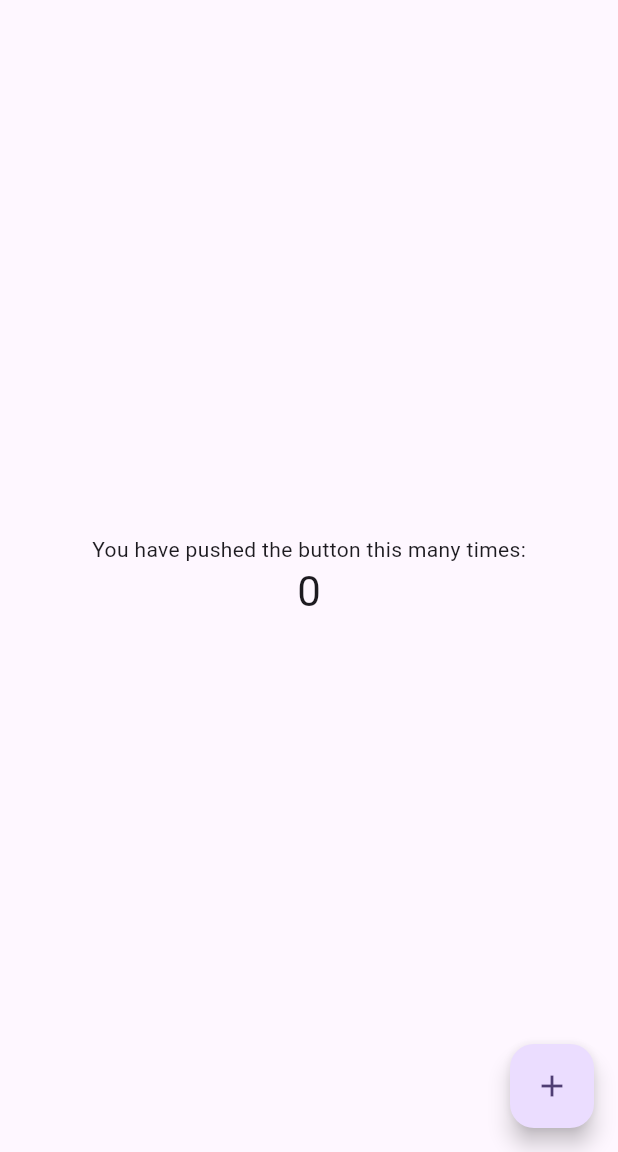
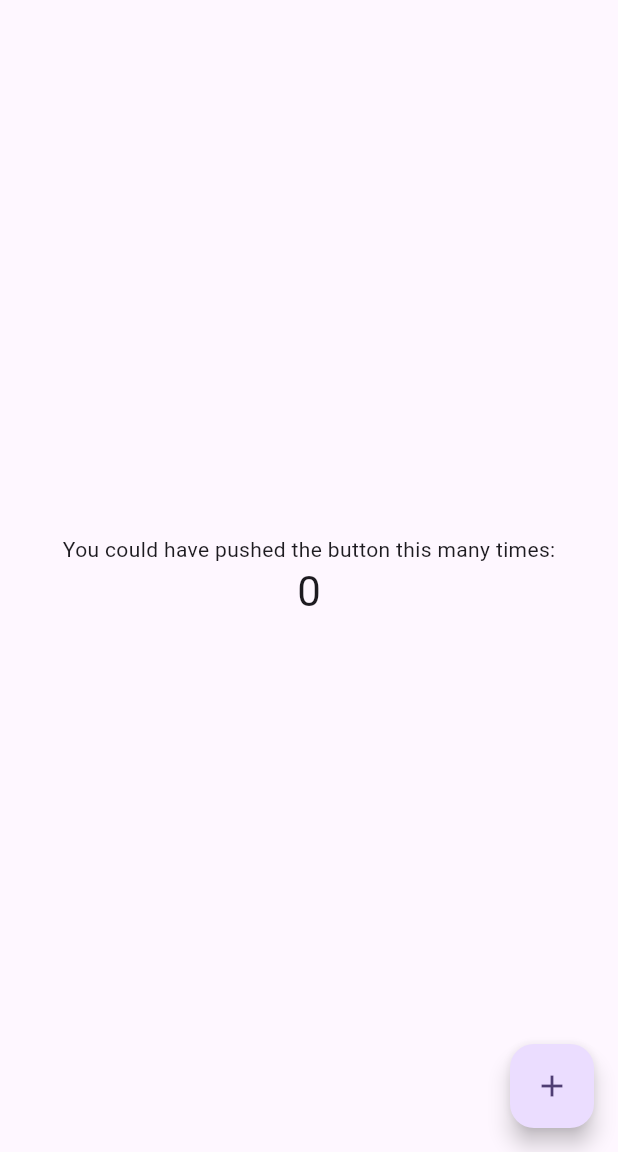
Before and after one commit to 24neurons/via, a Flutter app: the screen it shows after launch, on a phone screen of 412 x 824 dp, the part 84-1236 px from its top. Run offline on Flutter 3.47's test engine with Material 3 defaults, Android fonts, the phone set to English and light mode, and no system bars.

Commit message:
tested on android studio

```diff
--- a/lib/main.dart
+++ b/lib/main.dart
@@ -104,7 +104,7 @@ class _MyHomePageState extends State<MyHomePage> {
           // wireframe for each widget.
           mainAxisAlignment: MainAxisAlignment.center,
           children: <Widget>[
-            const Text('You have pushed the button this many times:'),
+            const Text('You could have pushed the button this many times:'),
             Text(
               '$_counter',
               style: Theme.of(context).textTheme.headlineMedium,
```
